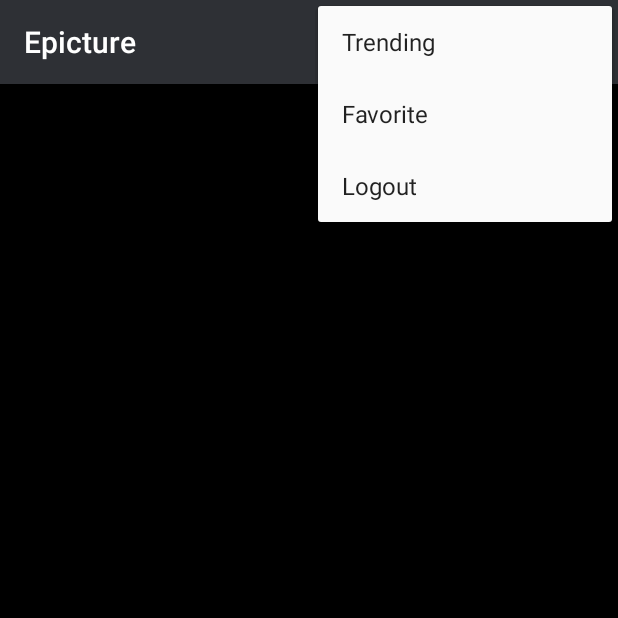
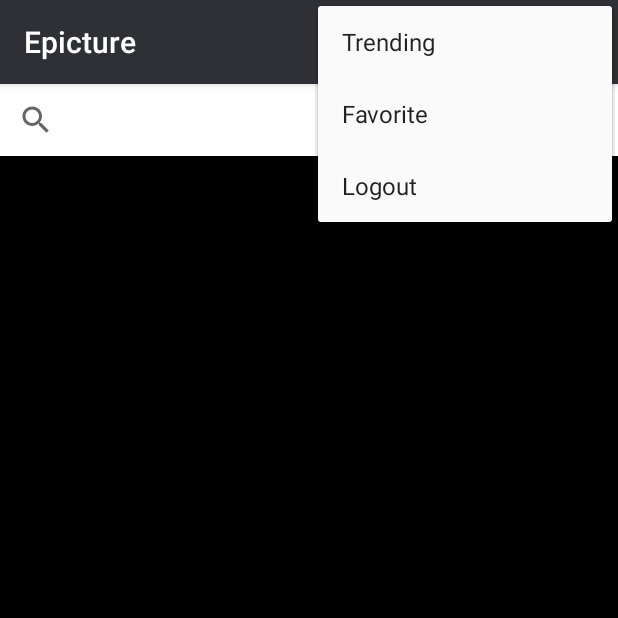
Before and after one commit to Verminator12/Epicture, an Android app: the fragment TrendingFragment placed in its activity, with the options menu open, on a phone screen of 412 x 824 dp, the top half of it. Run offline under Robolectric (Android 15) with nearby library versions, the phone set to English and light mode, and no system bars; pictures from the network do not load.

Commit message:
[UPDATE] search view background is white

```diff
--- a/app/src/main/java/eu/epitech/epicture/LoginFragment.java
+++ b/app/src/main/java/eu/epitech/epicture/LoginFragment.java
@@ -16,7 +16,6 @@ import android.webkit.WebView;
 
 public class LoginFragment extends Fragment {
     private WebView loginWebview;
-    private String IMGUR_AUTH_CALLBACK = "https://api.imgur.com/oauth2/authorize";
     private ImgurAppInfo appInfo = new ImgurAppInfo();
     private ImgurTokenListener listener;
 
@@ -65,6 +64,7 @@ public class LoginFragment extends Fragment {
     }
 
     private Uri buildWebviewUrl() {
+        String IMGUR_AUTH_CALLBACK = "https://api.imgur.com/oauth2/authorize";
         Uri.Builder loginUri = Uri.parse(IMGUR_AUTH_CALLBACK).buildUpon();
 
         loginUri.appendQueryParameter("client_id", appInfo.getImgurAppId());
--- a/app/src/main/java/eu/epitech/epicture/MainActivity.java
+++ b/app/src/main/java/eu/epitech/epicture/MainActivity.java
@@ -20,6 +20,8 @@ import com.google.gson.Gson;
 import com.google.gson.JsonSyntaxException;
 
 import java.io.File;
+import java.io.FileNotFoundException;
+import java.io.InputStream;
 
 import eu.epitech.epicture.model.BasicResponse;
 import eu.epitech.epicture.model.ImgurImage;
--- a/app/src/main/java/eu/epitech/epicture/TrendingFragment.java
+++ b/app/src/main/java/eu/epitech/epicture/TrendingFragment.java
@@ -1,6 +1,7 @@
 package eu.epitech.epicture;
 
 import android.content.Context;
+import android.graphics.Color;
 import android.os.Bundle;
 import android.support.annotation.Nullable;
 import android.support.v4.app.Fragment;
@@ -19,7 +20,6 @@ import eu.epitech.epicture.model.ImgurImage;
 import retrofit2.Call;
 import retrofit2.Callback;
 import retrofit2.Response;
-
 
 public class TrendingFragment extends Fragment {
     private static final String SORT_OPTION = "top";
@@ -53,6 +53,7 @@ public class TrendingFragment extends Fragment {
         super.onActivityCreated(savedInstanceState);
 
         gallery_search = getActivity().findViewById(R.id.gallery_search);
+        gallery_search.setBackgroundColor(Color.WHITE);
         gallery_search.setVisibility(View.VISIBLE);
         gallery_search.setOnClickListener(new View.OnClickListener() {
             @Override
--- a/app/src/main/res/values/colors.xml
+++ b/app/src/main/res/values/colors.xml
@@ -3,4 +3,5 @@
     <color name="colorPrimary">#2e3035</color>
     <color name="colorPrimaryDark">#000000</color>
     <color name="colorAccent">#1bb76e</color>
+    <color name="colorWhite">#FFFFFF</color>
 </resources>
```
